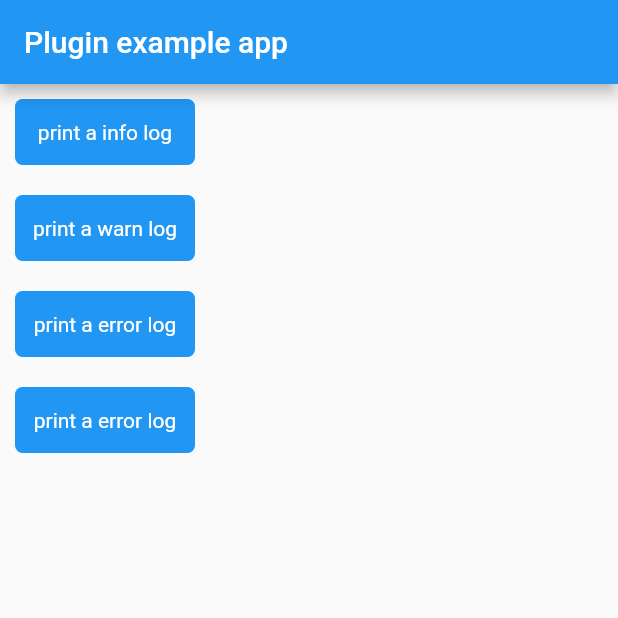
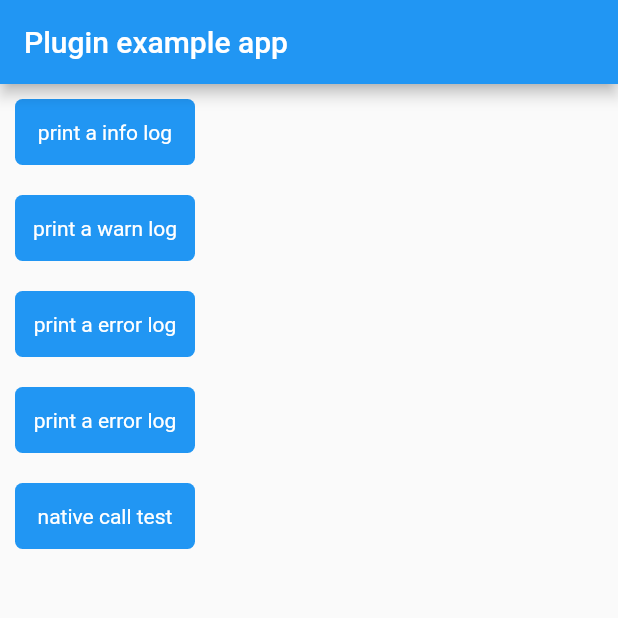
Before and after one commit to shaomaicheng/clogger, a Flutter app: the screen it shows after launch, on a phone screen of 412 x 824 dp, the top half of it. Run offline on Flutter 3.47's test engine with Material 2 defaults, Android fonts, the phone set to English and light mode, and no system bars; missing offline and left inert: ansicolor, dart:ffi.

Commit message:
[test]test to add cpp file

```diff
--- a/example/lib/main.dart
+++ b/example/lib/main.dart
@@ -1,12 +1,17 @@
 import 'package:flutter/material.dart';
 
 import 'package:clogger/clogger.dart';
+import 'package:clogger/native_test.dart';
+import 'package:clogger/transfer/strategy.dart';
 
 void main() => runApp(MyApp());
 
 class MyApp extends StatefulWidget {
   MyApp() {
-    Clogger.getInstance().init(CLoggerConfig());
+    Clogger.getInstance().init(CLoggerConfig(
+        printType: LogPrintType.dart,
+        transfer: true,
+        transferType: TransferType.timing));
   }
 
   @override
@@ -72,7 +77,20 @@ class _MyAppState extends State<MyApp> {
                     },
                     title: 'print a error log',
                   ),
-                )
+                ),
+                Container(
+                  margin: EdgeInsets.all(10),
+                  child: Button(
+                    () {
+                      int result = NativeCallTest.nativeAddFTest(1, 2);
+                      print(result.toString());
+//                      Clogger.getInstance()
+//                          .logger
+//                          .debug('native_call_test', result.toString());
+                    },
+                    title: 'native call test',
+                  ),
+                ),
               ],
             ),
           )),
--- /dev/null
+++ b/lib/native_test.dart
@@ -0,0 +1,18 @@
+import 'dart:ffi';
+
+import 'dart:io';
+
+class NativeCallTest {
+  static final DynamicLibrary nativeAddLib = Platform.isAndroid
+      ? DynamicLibrary.open("libnative_add.so")
+      : DynamicLibrary.process();
+
+  static int nativeAddFTest(int x, int y) {
+    final int Function(int x, int y) nativeAdd =
+    nativeAddLib
+        .lookup<NativeFunction<Int32 Function(Int32, Int32)>>("native_add")
+        .asFunction();
+
+    return nativeAdd(x, y);
+  }
+}
```
Also changed, not shown: 5 other files.
